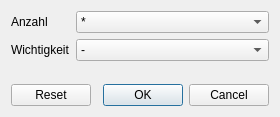
Before: the Qt Designer form wz-data/ui/dialog_constraint_number.ui in gradgrind/WZ3, drawn with Qt 5.
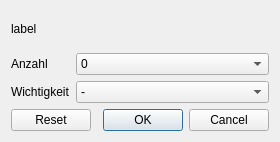
After: the same form once the commit is applied.

Commit message: Work on class editor – constraints

What changed in the file:
```diff
--- a/wz-data/ui/dialog_constraint_number.ui
+++ b/wz-data/ui/dialog_constraint_number.ui
@@ -7,13 +7,20 @@
     <x>0</x>
     <y>0</y>
     <width>280</width>
-    <height>117</height>
+    <height>142</height>
    </rect>
   </property>
   <property name="windowTitle">
    <string>Notizen</string>
   </property>
   <layout class="QVBoxLayout" name="verticalLayout">
+   <item>
+    <widget class="QLabel" name="label">
+     <property name="text">
+      <string>label</string>
+     </property>
+    </widget>
+   </item>
    <item>
     <layout class="QFormLayout" name="formLayout">
      <item row="0" column="0">
@@ -25,11 +32,6 @@
      </item>
      <item row="0" column="1">
       <widget class="QComboBox" name="number">
-       <item>
-        <property name="text">
-         <string>*</string>
-        </property>
-       </item>
        <item>
         <property name="text">
          <string>0</string>
@@ -88,7 +90,7 @@
       </widget>
      </item>
      <item row="1" column="0">
-      <widget class="QLabel" name="label">
+      <widget class="QLabel" name="label_1">
        <property name="text">
         <string>Wichtigkeit</string>
        </property>
```
Left out of the diff: 2 changed lines with no effect on the pictures. The commit also changes 6 other files.
